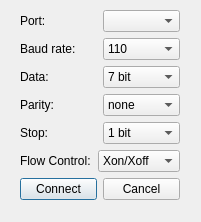
Montzter/ProjectController, file ProjectController/ProjectController/serialdialog.ui: the form before one commit.
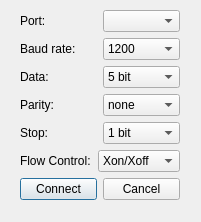
The form after the commit.

What changed in the file:
```diff
--- a/ProjectController/ProjectController/serialdialog.ui
+++ b/ProjectController/ProjectController/serialdialog.ui
@@ -31,7 +31,7 @@
   <property name="windowTitle">
    <string>Dialog</string>
   </property>
-  <widget class="QWidget" name="">
+  <widget class="QWidget" name="layoutWidget">
    <property name="geometry">
     <rect>
      <x>20</x>
@@ -65,22 +65,7 @@
        </widget>
       </item>
       <item>
-       <widget class="QComboBox" name="comboBox">
-        <item>
-         <property name="text">
-          <string>110</string>
-         </property>
-        </item>
-        <item>
-         <property name="text">
-          <string>300</string>
-         </property>
-        </item>
-        <item>
-         <property name="text">
-          <string>600</string>
-         </property>
-        </item>
+       <widget class="QComboBox" name="baudCombo">
         <item>
          <property name="text">
           <string>1200</string>
@@ -155,7 +140,17 @@
        </widget>
       </item>
       <item>
-       <widget class="QComboBox" name="comboBox_2">
+       <widget class="QComboBox" name="dataCombo">
+        <item>
+         <property name="text">
+          <string>5 bit</string>
+         </property>
+        </item>
+        <item>
+         <property name="text">
+          <string>6 bit</string>
+         </property>
+        </item>
         <item>
          <property name="text">
           <string>7 bit</string>
```
Left out of the diff: 26 changed lines with no effect on the pictures.
